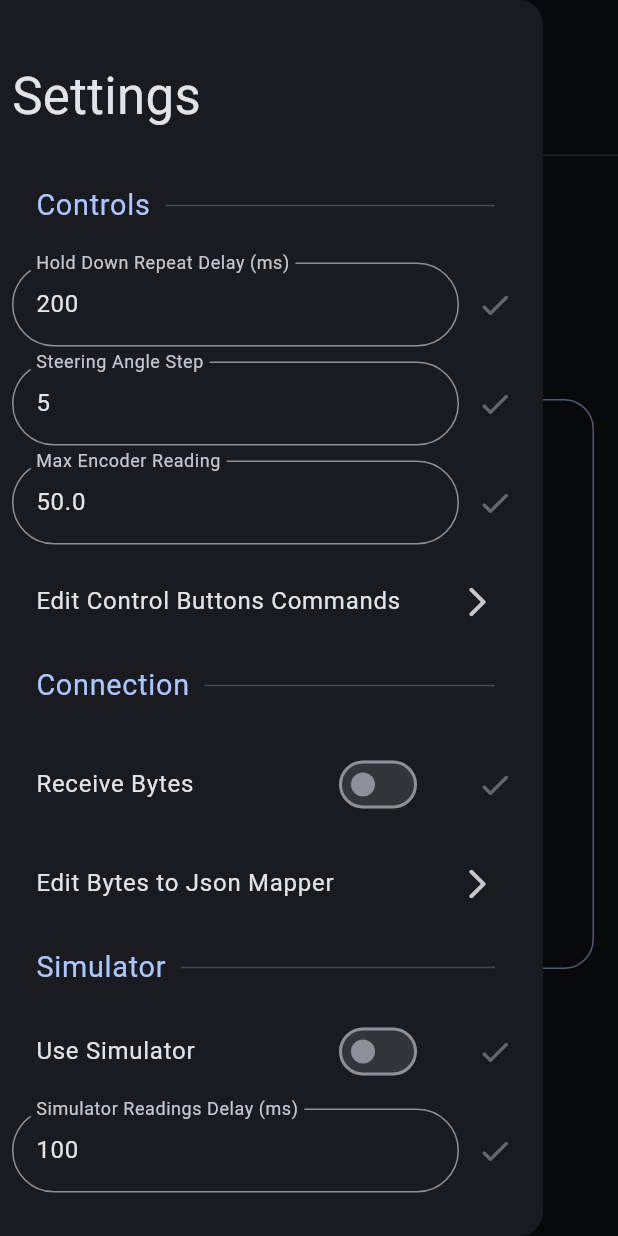
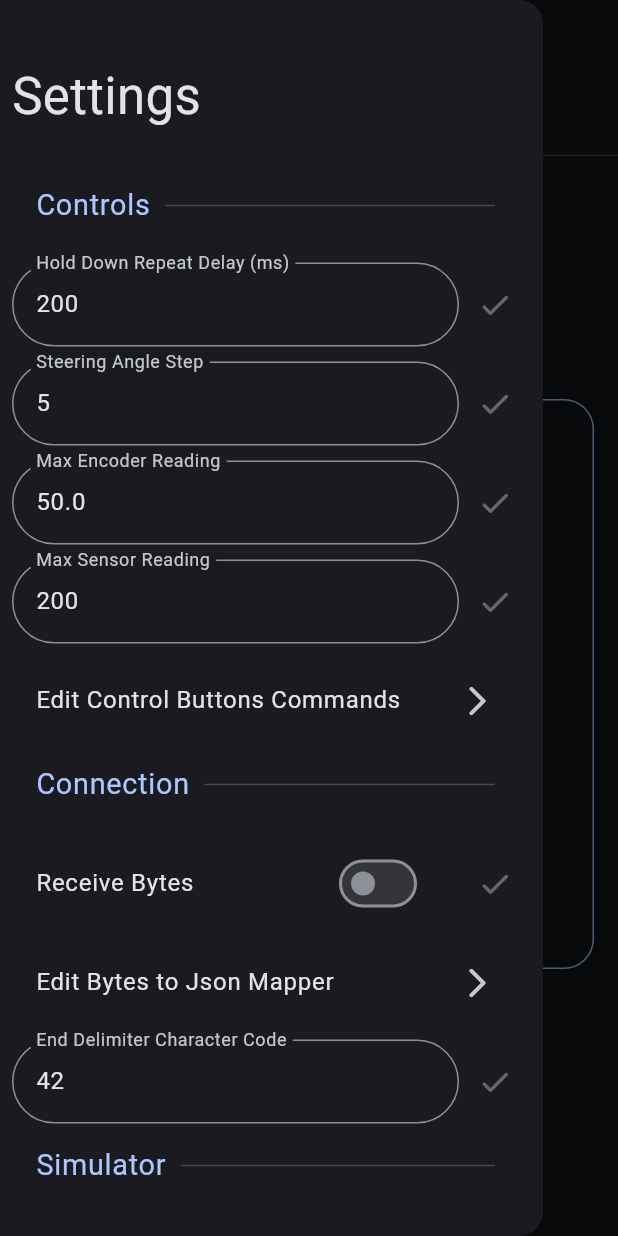
Before and after one commit to KhaledBasiony/vehigle_app, a Flutter app: the screen it shows after launch, tab 2 chosen, with the side drawer open, on a phone screen of 412 x 824 dp. Run offline on Flutter 3.47's test engine with Material 3 defaults, Android fonts, the phone set to English and light mode, and no system bars; our stand-ins replace flutter_riverpod, hive; missing offline and left inert: flutter_joystick, network_info_plus, wifi_info_plugin_plus; accounts and stored records are empty.

Commit message:
add fields for end delimiter and max sensor reading

```diff
--- a/lib/common/db.dart
+++ b/lib/common/db.dart
@@ -52,6 +52,7 @@ const simulatorReadingsDelay = 'SimulatorDelay';
 const useSimulator = 'UseSimulator';
 const steeringAngleStep = 'SteeringAngleStep';
 const maxEncoderReading = 'MaxEncoderReading';
+const maxSensorsReading = 'MaxSensorReading';
 const useLightTheme = 'UseLightTheme';
 const useJoystick = 'UseJoyStick';
 const textScaleFactor = 'TextScaleFactor';
@@ -67,3 +68,4 @@ const cReplayButton = 'ReplayButtonCommand';
 
 const cExpectJson = 'ExpectJson';
 const cBytesToJson = 'BytesToJson';
+const endDelimiterCharacter = 'EndDelimiterCharacter';
--- a/lib/models/car.dart
+++ b/lib/models/car.dart
@@ -1,6 +1,8 @@
 import 'dart:collection';
 import 'dart:math';
 import 'dart:ui';
+
+import 'package:mobile_car_sim/common/db.dart';
 
 class CarModel {
   CarModel._();
@@ -8,7 +10,7 @@ class CarModel {
   static CarModel get instance => _instance ??= CarModel._();
 
   static const maxHistory = 50;
-  static const maxSensorReading = 200;
+  static get maxReading => Db.instance.read<double>(maxSensorsReading) ?? 200;
 
   final double width = 20;
   final double height = 40;
--- a/lib/pages/drawing/drawing.dart
+++ b/lib/pages/drawing/drawing.dart
@@ -28,7 +28,7 @@ class MapCanvas extends ConsumerWidget {
             : edgeInsets.left + edgeInsets.right;
 
         final netCanvasSide = canvasSide - 2 * sidePadding - 2 * borderWidth;
-        MapModel.instance.scale = netCanvasSide / (CarModel.maxSensorReading * 2 + CarModel.instance.height);
+        MapModel.instance.scale = netCanvasSide / (CarModel.maxReading * 2 + CarModel.instance.height);
 
         final borderRadius = BorderRadius.circular(20);
         return Stack(
@@ -75,6 +75,48 @@ class _MapDrawerState extends ConsumerState<MapDrawer> {
   Offset? carLocation;
   double? yaw;
 
+  double _radiusFromDist(double dist, double angle) {
+    return dist / angle;
+  }
+
+  double _radiusFromXY(double x, double y, double angle) {
+    final hyp = sqrt(pow(x, 2) + pow(y, 2));
+    final phi = atan2(y, x);
+    return hyp * sin(angle * pi / 180) / sin(phi * pi / 180);
+  }
+
+  void _transfromMapXY(double x, double y, double angle) {
+    if (angle < -pi || angle > pi) {
+      print('Warning! angle must be from -Pi to Pi, received $angle, ignoring');
+    }
+    if (y == 0) {
+      return;
+    }
+    if (angle == 0) {
+      // only move car linearly front or backwards.
+      CarModel.instance.readingsHistory = Queue.of(
+        CarModel.instance.readingsHistory.map(
+          (sensorReadings) => sensorReadings.translate(0, y.toDouble() * MapModel.instance.scale),
+        ),
+      );
+    } else {
+      // car is moving on an arc.
+
+      final radius = _radiusFromXY(x, y, angle);
+      final rotationCenter = Offset(
+        radius * MapModel.instance.scale,
+        CarModel.instance.centerToAxle * MapModel.instance.scale,
+      );
+
+      CarModel.instance.latestRotationCenter = rotationCenter;
+      CarModel.instance.readingsHistory = Queue.of(
+        CarModel.instance.readingsHistory.map(
+          (sensorReadings) => sensorReadings.rotateAbout(rotationCenter, angle),
+        ),
+      );
+    }
+  }
+
   void _transfromMap(double dist, double angle) {
     if (angle < -pi || angle > pi) {
       print('Warning! angle must be from -Pi to Pi, received $angle, ignoring');
@@ -92,7 +134,7 @@ class _MapDrawerState extends ConsumerState<MapDrawer> {
     } else {
       // car is moving on an arc.
 
-      final radius = dist / angle;
+      final radius = _radiusFromDist(dist, angle);
       final rotationCenter = Offset(
         radius * MapModel.instance.scale,
         CarModel.instance.centerToAxle * MapModel.instance.scale,
@@ -124,10 +166,10 @@ class _MapDrawerState extends ConsumerState<MapDrawer> {
         CarModel.instance.readingsHistory.removeLast();
       }
 
-      final newX = (readings['dX'] as num).toDouble();
-      final newY = (readings['dY'] as num).toDouble();
-      final encoderReading = (readings['ENC'] as num).toDouble();
-      final compassReading = (readings['CMPS'] as num).toDouble();
+      final newX = (readings['dX'] as num? ?? 0).toDouble();
+      final newY = (readings['dY'] as num? ?? 0).toDouble();
+      final encoderReading = (readings['ENC'] as num? ?? 0).toDouble();
+      final compassReading = (readings['CMPS'] as num? ?? 0).toDouble();
       final prevEncoderReading = (prevReadings?['ENC'] as num?)?.toDouble();
       final prevCompassReading = (prevReadings?['CMPS'] as num?)?.toDouble();
 
@@ -137,18 +179,20 @@ class _MapDrawerState extends ConsumerState<MapDrawer> {
       if (ref.read(carStatesProvider) == CarStates.searching) {
         CarModel.instance.readingsHistory.addFirst(
           SensorOffsets.fromReadings(
-            frontLeft: (readings['LF'] as num).toDouble() * CarModel.maxSensorReading,
-            frontCenter: (readings['CF'] as num).toDouble() * CarModel.maxSensorReading,
-            frontRight: (readings['RF'] as num).toDouble() * CarModel.maxSensorReading,
-            backLeft: (readings['LB'] as num).toDouble() * CarModel.maxSensorReading,
-            backCenter: (readings['CB'] as num).toDouble() * CarModel.maxSensorReading,
-            backRight: (readings['RB'] as num).toDouble() * CarModel.maxSensorReading,
-            right: (readings['RC'] as num).toDouble() * CarModel.maxSensorReading,
-            left: (readings['LC'] as num).toDouble() * CarModel.maxSensorReading,
+            frontLeft: (readings['LF'] as num? ?? 0).toDouble() * CarModel.maxReading,
+            frontCenter: (readings['CF'] as num? ?? 0).toDouble() * CarModel.maxReading,
+            frontRight: (readings['RF'] as num? ?? 0).toDouble() * CarModel.maxReading,
+            backLeft: (readings['LB'] as num? ?? 0).toDouble() * CarModel.maxReading,
+            backCenter: (readings['CB'] as num? ?? 0).toDouble() * CarModel.maxReading,
+            backRight: (readings['RB'] as num? ?? 0).toDouble() * CarModel.maxReading,
+            right: (readings['RC'] as num? ?? 0).toDouble() * CarModel.maxReading,
+            left: (readings['LC'] as num? ?? 0).toDouble() * CarModel.maxReading,
           ),
         );
         carLocation = null;
         yaw = null;
+        print('${_radiusFromDist(encoderDiff, angleDiff)}, ${_radiusFromXY(newX, newY, angleDiff)}');
+        // _transfromMapXY(newX, newY, angleDiff);
         _transfromMap(encoderDiff.toDouble(), angleDiff);
       } else if (angleDiff == 0) {
         final newOffset = Offset(newX, -newY);
--- a/lib/pages/settings/drawer.dart
+++ b/lib/pages/settings/drawer.dart
@@ -1,7 +1,6 @@
 import 'dart:convert';
 
 import 'package:flutter/material.dart';
-import 'package:flutter/services.dart';
 import 'package:flutter_riverpod/flutter_riverpod.dart';
 import 'package:mobile_car_sim/common/db.dart';
 import 'package:mobile_car_sim/common/theme.dart';
@@ -47,6 +46,14 @@ class SettingsEditor extends StatelessWidget {
       isChangedProvider: _maxEncoderReadingChangedProvider,
       valueParser: double.parse,
       initialValue: 50,
+    );
+
+    final maxSensorReadingField = _TextConfig(
+      labelText: 'Max Sensor Reading',
+      dbKey: maxSensorsReading,
+      isChangedProvider: _maxSensorReadingChangedProvider,
+      valueParser: double.parse,
+      initialValue: 200,
     );
 
     final useSimulatorSwitcher = _SwitchConfig(
@@ -116,6 +123,14 @@ class SettingsEditor extends StatelessWidget {
       isChangedProvider: _expectJsonChangedProvider,
     );
 
+    final endDelimiterField = _TextConfig(
+      labelText: 'End Delimiter Character Code',
+      dbKey: endDelimiterCharacter,
+      isChangedProvider: _endDelimiterChangedProvider,
+      valueParser: int.parse,
+      initialValue: '*'.codeUnits.first,
+    );
+
     return SingleChildScrollView(
       child: Column(
         mainAxisSize: MainAxisSize.min,
@@ -140,12 +155,16 @@ class SettingsEditor extends StatelessWidget {
           const SizedBox(height: 10),
           maxEncoderReadingField,
           const SizedBox(height: 10),
+          maxSensorReadingField,
+          const SizedBox(height: 10),
           buttonsCommandsPage,
           const _SectionDivider(title: 'Connection'),
           const SizedBox(height: 10),
           expectJson,
           const SizedBox(height: 10),
           byteToJsonPage,
+          const SizedBox(height: 10),
+          endDelimiterField,
           const _SectionDivider(title: 'Simulator'),
           useSimulatorSwitcher,
           const SizedBox(height: 10),
@@ -335,6 +354,10 @@ final _steeringAngleChangedProvider = StateProvider<bool>((ref) => false);
 
 final _maxEncoderReadingChangedProvider = StateProvider<bool>((ref) => false);
 
+final _maxSensorReadingChangedProvider = StateProvider<bool>((ref) => false);
+
+final _endDelimiterChangedProvider = StateProvider<bool>((ref) => false);
+
 final _expectJsonChangedProvider = StateProvider<bool>((ref) => false);
 
 final _useLightThemeProvider = StateProvider<bool>((ref) => false);
```
